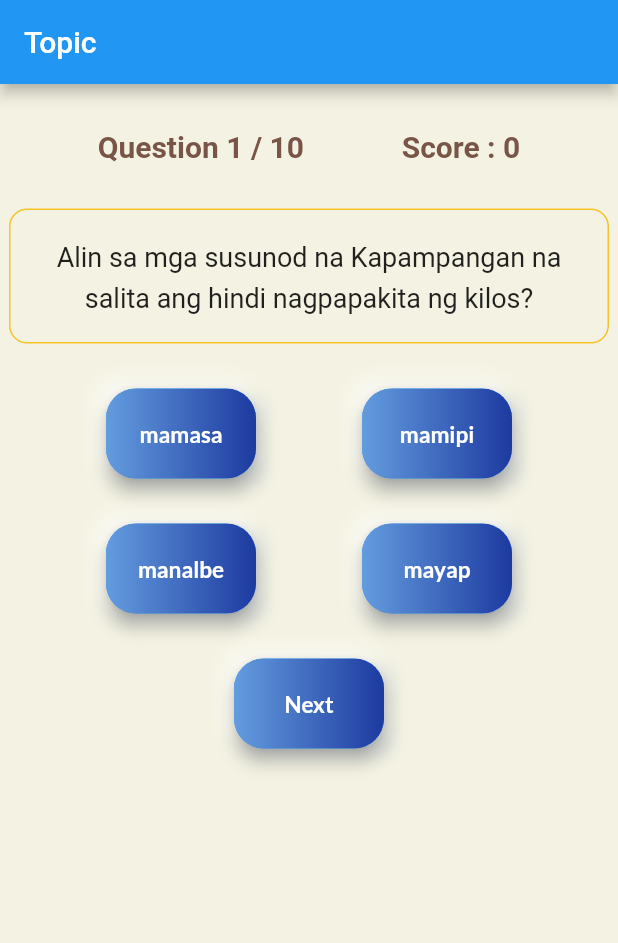
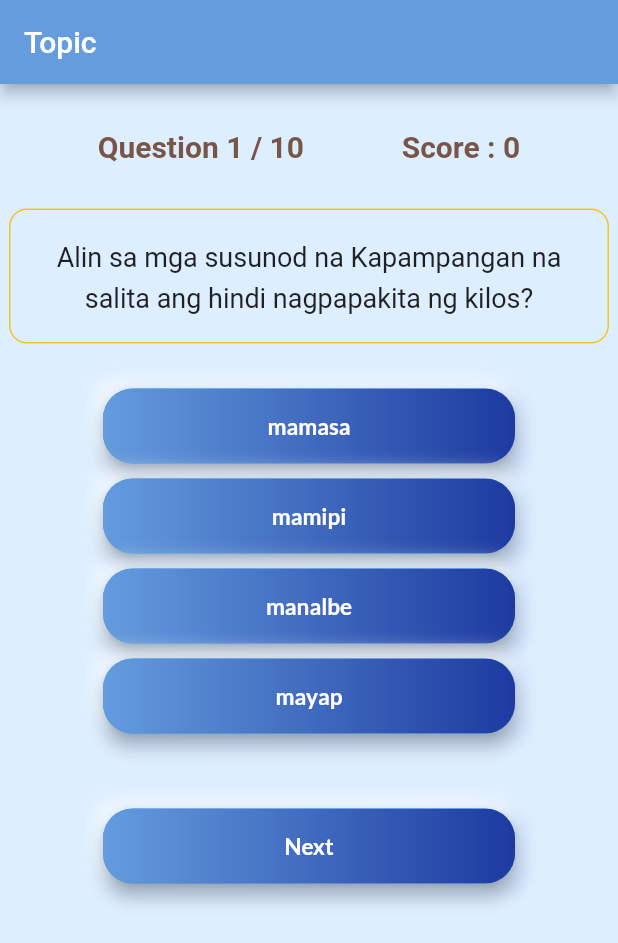
Before and after one commit to kerwinreyes/Mamyalung, a Flutter app: the TopicFour screen opened directly with empty values, on a phone screen of 412 x 824 dp. Shown: the top 943 px of the screen. Run offline on Flutter 3.47's test engine with Material 2 defaults, Android fonts, the phone set to English and light mode, and no system bars; drawn by our look-alikes of auto_size_text; our stand-ins replace bottom_navy_bar, cloud_firestore, equatable, firebase_auth, firebase_core, firebase_storage and 3 more; missing offline and left inert: dart:html, dart:js; accounts and stored records are empty; network calls fail.

Commit message:
multiplechoice

```diff
--- a/lib/screens/custom/badges.dart
+++ b/lib/screens/custom/badges.dart
@@ -45,8 +45,10 @@ class _BadgesState extends State<Badges> {
    @override
 Widget build(BuildContext context) {
 
-  return Container(
-          child: ListView(
+  return Scaffold(
+    backgroundColor: powderblue.withOpacity(0.5),
+
+          body: ListView(
           children: <Widget>[
             Container(
               //color: primaryBlue,
--- a/lib/screens/students/leaderboard.dart
+++ b/lib/screens/students/leaderboard.dart
@@ -80,7 +80,7 @@ Widget _buildRow(String name, var score) {
             Text(name),
             Spacer(),
             Container(
-              decoration: BoxDecoration(color: Colors.yellow[900], borderRadius: BorderRadius.circular(20)),
+              decoration: BoxDecoration(color: Colors.yellow[900], borderRadius: BorderRadius.circular(10)),
               padding: EdgeInsets.symmetric(vertical: 8, horizontal: 20),
               child: Text('$score'),
             ),
--- a/lib/screens/students/multiplechoice.dart
+++ b/lib/screens/students/multiplechoice.dart
@@ -40,6 +40,7 @@ class _TopicOneState extends State<TopicOne> {
     }
     return Scaffold(
       appBar: AppBar(title: Text("Topic"),
+      backgroundColor: lightBlue,
       leading: IconButton(
         icon: Icon(Icons.arrow_back),
         onPressed: (){
@@ -49,8 +50,9 @@ class _TopicOneState extends State<TopicOne> {
                             MaterialPageRoute(builder: (context) => StudentHomePage(uid: widget.uid)),
                         );
         },
-      )),
-      backgroundColor:Color(0xFFF4F3E3),
+      ),
+      ),
+      backgroundColor: powderblue.withOpacity(0.5),
       body: Container(
         child: Responsive(
           desktop: Container(),
@@ -91,8 +93,9 @@ class _TopicTwoState extends State<TopicTwo> {
     topic = 'assets/questions/Kasarian_ning_palagyu.json';
     }
     return Scaffold(
-      appBar: AppBar(title: Text("Topic")),
-      backgroundColor:Color(0xFFF4F3E3),
+      appBar: AppBar(title: Text("Topic"),
+      backgroundColor: lightBlue,),
+      backgroundColor: powderblue.withOpacity(0.5),
       body: Container(
         child: Responsive(
           desktop: Container(),
@@ -134,8 +137,9 @@ class _TopicThreeState extends State<TopicThree> {
     topic = 'assets/questions/Panghalip_AkuIyaIka.json';
     }
     return Scaffold(
-      appBar: AppBar(title: Text("Topic")),
-      backgroundColor:Color(0xFFF4F3E3),
+      appBar: AppBar(title: Text("Topic"),
+      backgroundColor: lightBlue,),
+      backgroundColor: powderblue.withOpacity(0.5),
       body: Container(
         child: Responsive(
           desktop: Container(),
@@ -175,8 +179,9 @@ String isUnlocked = "isUnlocked4";
     topic = 'assets/questions/Salitang_Papakit_Galo.json';
     }
     return Scaffold(
-      appBar: AppBar(title: Text("Topic")),
-      backgroundColor:Color(0xFFF4F3E3),
+      appBar: AppBar(title: Text("Topic"),
+      backgroundColor: lightBlue,),
+      backgroundColor: powderblue.withOpacity(0.5),
       body: Container(
         child: Responsive(
           desktop: Container(),
@@ -366,15 +371,15 @@ setState(() {
 
               Padding(padding: EdgeInsets.only(top: 30)),
 
-              Row(
+              Column(
                 mainAxisAlignment: MainAxisAlignment.spaceEvenly,
                 children: <Widget>[
 
                 button(first: isButtonPressed0 ? green : lightBlue,
                      second: isButtonPressed0 ? green : primaryBlue,
                      size: 15,
-                     height: 60,
-                     width: 100,
+                     height: 50,
+                     width: MediaQuery.of(context).size.width/1.5,
                      text:"${data[index]['multiple_choice'][0]}",
                      onTap: (){
 
@@ -390,12 +395,12 @@ setState(() {
 
                      }
                     ),
-
+                 SizedBox(height: 10),
                 button(first: isButtonPressed1 ? green : lightBlue,
                      second: isButtonPressed1 ? green : primaryBlue,
                      size: 15,
-                     height: 60,
-                     width: 100,
+                     width: MediaQuery.of(context).size.width/1.5,
+                     height: 50,
                      text:"${data[index]['multiple_choice'][1]}",
                      onTap: (){
                        setState(() {
@@ -414,17 +419,17 @@ setState(() {
               ),
 
 
-              Padding(padding: EdgeInsets.only(top: 30)),
 
-              Row(
+
+              Column(
                 mainAxisAlignment: MainAxisAlignment.spaceEvenly,
                 children: <Widget>[
-
+                SizedBox(height: 10),
                  button(first: isButtonPressed2 ? green : lightBlue,
                      second: isButtonPressed2 ? green : primaryBlue,
                      size: 15,
-                     height: 60,
-                     width: 100,
+                     width: MediaQuery.of(context).size.width/1.5,
+                     height: 50,
                      text:"${data[index]['multiple_choice'][2]}",
                      onTap: (){
                        setState(() {
@@ -440,12 +445,12 @@ setState(() {
                      }
                     ),
 
-
+                SizedBox(height: 10),
                button(first: isButtonPressed3 ? green : lightBlue,
                      second: isButtonPressed3 ? green : primaryBlue,
                      size: 15,
-                     height: 60,
-                     width: 100,
+                     width: MediaQuery.of(context).size.width/1.5,
+                     height: 50,
                      text:"${data[index]['multiple_choice'][3]}",
                      onTap: (){
                        setState(() {
@@ -462,16 +467,16 @@ setState(() {
                 ],
               ),
 
-              Padding(padding: EdgeInsets.only(top: 30,)),
+              Padding(padding: EdgeInsets.only(top: 50,)),
               Row(
                 mainAxisAlignment: MainAxisAlignment.center,
                 children: <Widget>[
-
+                SizedBox(height: 10),
                 button(first: lightBlue,
                      second: primaryBlue,
                      size: 15,
-                     height: 60,
-                     width: 100,
+                     width: MediaQuery.of(context).size.width/1.5,
+                     height: 50,
                      text:"$next",
                      onTap: (){
                       if(isButtonPressed0 == false && isButtonPressed1 == false && isButtonPressed2 == false && isButtonPressed3 == false){
--- a/lib/screens/students/quiz.dart
+++ b/lib/screens/students/quiz.dart
@@ -55,7 +55,7 @@ class _QuizCardState extends State<QuizCard> {
       child: GridView.count(
 
       crossAxisCount: 2,
-      padding: EdgeInsets.only(top: 25),
+      padding: EdgeInsets.only(top: 30),
       children: [
         //Pagpapakilala
 
@@ -136,7 +136,7 @@ class _QuizCardState extends State<QuizCard> {
 
         },
         child: Container(
-          margin: EdgeInsets.only(left:30,right: 30,top:10,bottom:20),
+          margin: EdgeInsets.only(left:30,right: 30,top:20,bottom:20),
           width: double.infinity,
           height: 100.0,
           decoration: BoxDecoration(
@@ -168,7 +168,7 @@ class _QuizCardState extends State<QuizCard> {
 
         },
         child:Container(
-          margin: EdgeInsets.only(left:30,right: 30,top:10,bottom:20),
+          margin: EdgeInsets.only(left:30,right: 30,top:20,bottom:20),
           width: double.infinity,
           height: 100.0,
           decoration: BoxDecoration(
```
